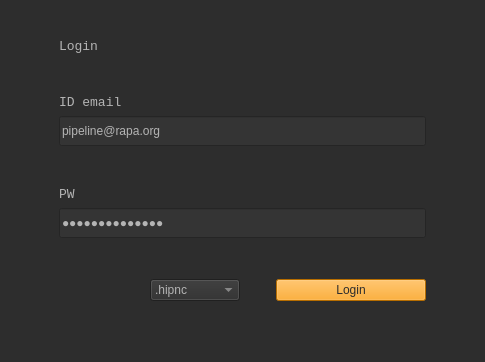
Old version of the form python/BlackPepper/ui/mvc_login_3.ui in the repository NetflixVFX-Ac/BlackPepper.
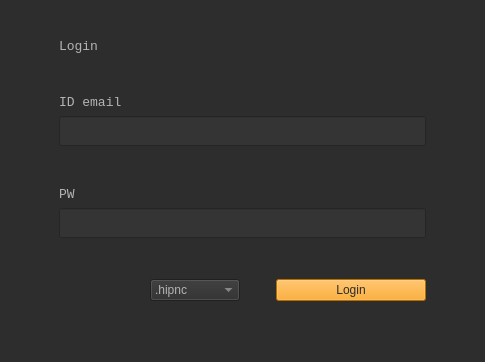
New version of the form.

```diff
--- a/python/BlackPepper/ui/mvc_login_3.ui
+++ b/python/BlackPepper/ui/mvc_login_3.ui
@@ -117,7 +117,7 @@
          <string notr="true">background-color:rgb(52, 52, 52);</string>
         </property>
         <property name="text">
-         <string>pipeline@rapa.org</string>
+         <string/>
         </property>
        </widget>
       </item>
@@ -162,7 +162,7 @@
          <string notr="true">background-color:rgb(52, 52, 52);</string>
         </property>
         <property name="text">
-         <string>netflixacademy</string>
+         <string/>
         </property>
         <property name="echoMode">
          <enum>QLineEdit::PasswordEchoOnEdit</enum>
```
